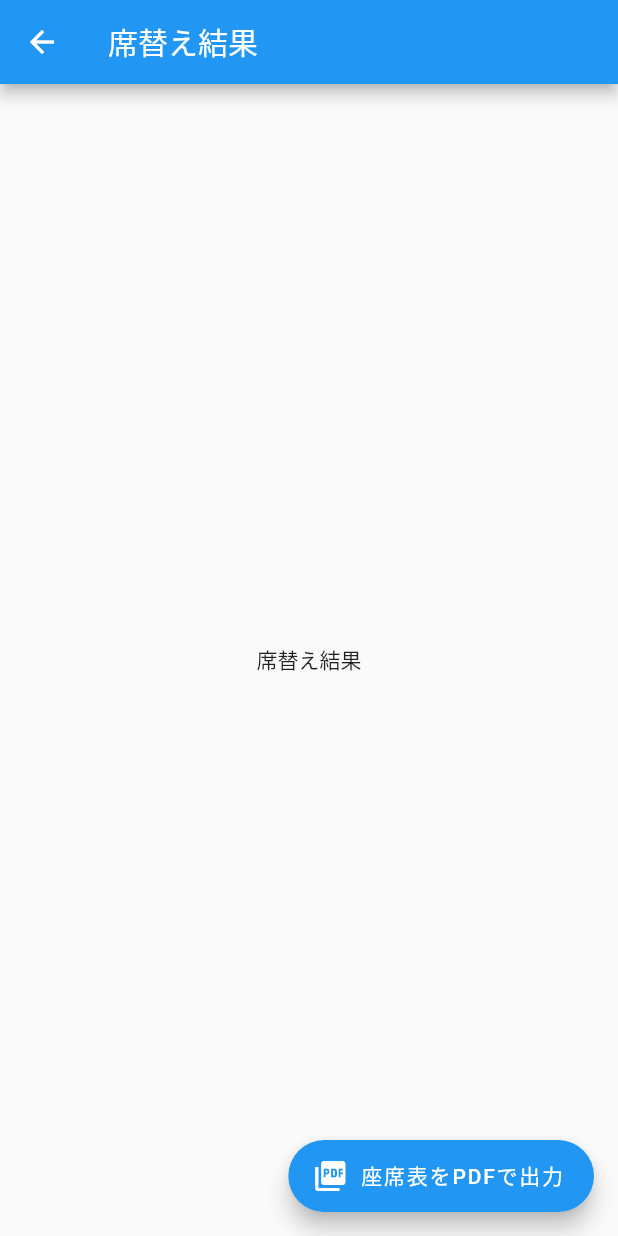
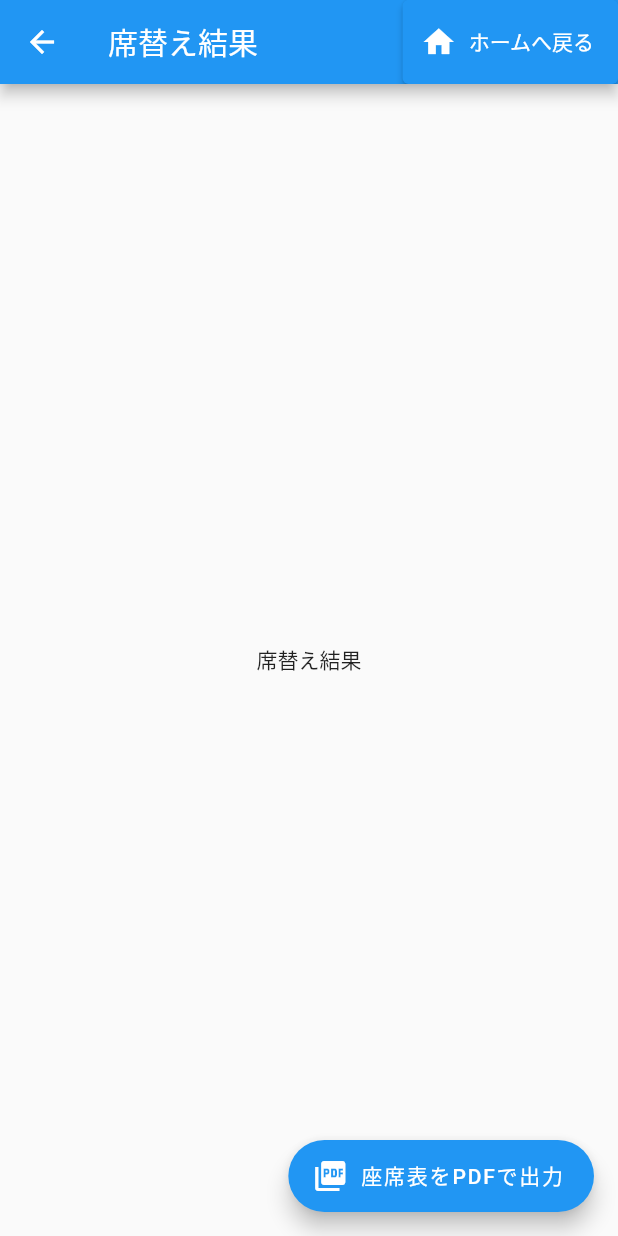
Before and after one commit to black2965/sekigae, a Flutter app: the screen it shows after launch, after a tap on "Result Page", on a phone screen of 412 x 824 dp. Run offline on Flutter 3.47's test engine with Material 2 defaults, Android fonts, the phone set to English and light mode, and no system bars; our stand-ins replace csv, file_picker, pdf, printing; missing offline and left inert: file_selector.

Commit message:
ホームへ戻るボタンを追加

```diff
--- a/lib/pages/result_page.dart
+++ b/lib/pages/result_page.dart
@@ -13,6 +13,29 @@ class _ResultPageState extends State<ResultPage> {
     return Scaffold(
       appBar: AppBar(
         title: const Text("席替え結果"),
+        actions: <Widget>[
+          ElevatedButton.icon(
+            onPressed: () => showDialog<String>(
+              context: context,
+              builder: (BuildContext context) => AlertDialog(
+                title: const Text('ホームへ戻りますか？'),
+                content: const Text('席替え結果は破棄され、二度と見ることができなくなります。'),
+                actions: <Widget>[
+                  TextButton(
+                    onPressed: () => Navigator.pop(context),
+                    child: const Text('キャンセル'),
+                  ),
+                  TextButton(
+                    onPressed: () => Navigator.popUntil(context, (route) => route.isFirst),
+                    child: const Text('ホームへ戻る'),
+                  ),
+                ],
+              ),
+            ),
+            icon: const Icon(Icons.home),
+            label: const Text("ホームへ戻る")
+          )
+        ]
       ),
       floatingActionButton: FloatingActionButton.extended(
         onPressed: () {  },
```
